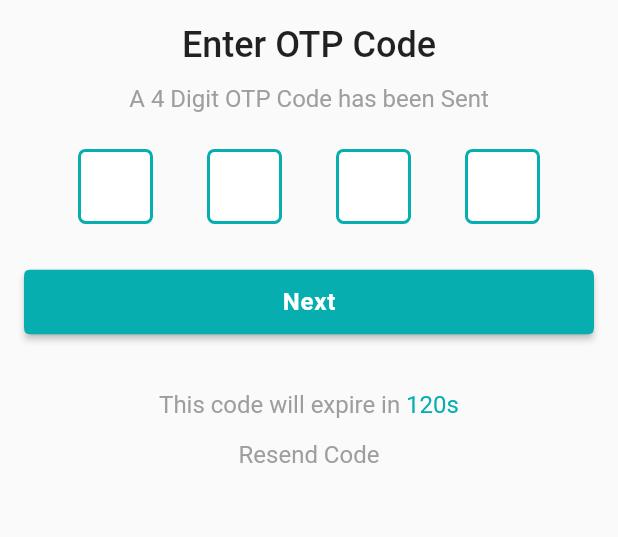
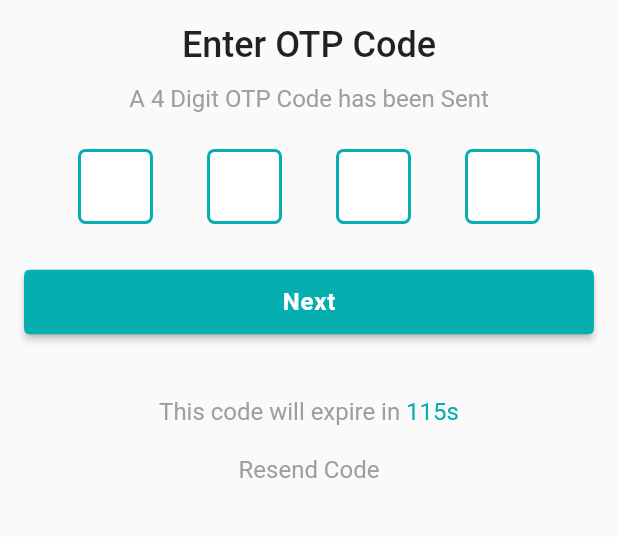
Before and after one commit to MehadiReaz/CraftyBay, a Flutter app: the screen it shows after launch, on a phone screen of 412 x 824 dp, the part 393-930 px from its top. Run offline on Flutter 3.47's test engine with Material 2 defaults, Android fonts, the phone set to English and light mode, and no system bars; drawn by our look-alikes of pin_code_fields; our stand-ins replace flutter_svg, get.

Commit message:
otp verification screen updated

```diff
--- a/lib/presentation/ui/screens/auth/otp_verification_screen.dart
+++ b/lib/presentation/ui/screens/auth/otp_verification_screen.dart
@@ -64,9 +64,9 @@ class _OTPVerificationScreenState extends State<OTPVerificationScreen> {
                   borderRadius: BorderRadius.circular(5),
                   fieldHeight: 50,
                   fieldWidth: 50,
-                  // activeFillColor: Colors.white,
+                  activeFillColor: Colors.white,
                   inactiveColor: AppColor.primaryColor,
-                  //  activeColor: Colors.white,
+                  activeColor: AppColor.primaryColor,
                   selectedColor: AppColor.primaryColor,
                   inactiveFillColor: Colors.white,
                   selectedFillColor: Colors.white,
@@ -79,16 +79,16 @@ class _OTPVerificationScreenState extends State<OTPVerificationScreen> {
                 //errorAnimationController: errorController,
                 //controller: textEditingController,
                 onCompleted: (v) {
-                  print("Completed");
+                  // print("Completed");
                 },
                 onChanged: (value) {
-                  print(value);
-                  setState(() {
+                  // print(value);
+                  //  setState(() {
                   // currentText = value;
-                  });
+                  // });
                 },
                 beforeTextPaste: (text) {
-                  print("Allowing to paste $text");
+                  //print("Allowing to paste $text");
                   //if you return true then it will show the paste confirmation dialog. Otherwise if false, then nothing will happen.
                   //but you can show anything you want here, like your pop up saying wrong paste format or etc
                   return true;
@@ -108,26 +108,82 @@ class _OTPVerificationScreenState extends State<OTPVerificationScreen> {
               SizedBox(
                 height: 35,
               ),
-              RichText(
-                text: TextSpan(
+
+              Row(
+                mainAxisAlignment: MainAxisAlignment.center,
                 children: [
-                    TextSpan(
-                      text: 'This code will expire in ',
+                  Text(
+                    'This code will expire in ',
                     style: Theme.of(context)
                         .textTheme
                         .titleMedium
                         ?.copyWith(color: Colors.grey),
                   ),
-                    TextSpan(
-                      text: '120s',
+                  TweenAnimationBuilder<Duration>(
+                      duration: Duration(seconds: 120),
+                      tween: Tween(
+                          begin: Duration(seconds: 120), end: Duration.zero),
+                      onEnd: () {
+                        // print('Timer ended');
+                      },
+                      builder: (BuildContext context, Duration value,
+                          Widget? child) {
+                        final seconds = value.inSeconds % 120;
+                        return Padding(
+                          padding: const EdgeInsets.symmetric(vertical: 5),
+                          child: Text(
+                            '$seconds\s',
+                            textAlign: TextAlign.center,
                             style: Theme.of(context)
                                 .textTheme
                                 .titleMedium
                                 ?.copyWith(color: AppColor.primaryColor),
                           ),
+                        );
+                      }),
                 ],
               ),
-              ),
+
+              // RichText(
+              //   text: TextSpan(
+              //     children: [
+              //       TextSpan(
+              //         text: 'This code will expire in ',
+              //         style: Theme.of(context)
+              //             .textTheme
+              //             .titleMedium
+              //             ?.copyWith(color: Colors.grey),
+              //       ),
+              //       TextSpan(
+              //         text: '$endTime',
+              //         style: Theme.of(context)
+              //             .textTheme
+              //             .titleMedium
+              //             ?.copyWith(color: AppColor.primaryColor),
+              //       ),
+              //     ],
+              //   ),
+              // ),
+              // TweenAnimationBuilder<Duration>(
+              //     duration: Duration(seconds: 120),
+              //     tween:
+              //         Tween(begin: Duration(seconds: 120), end: Duration.zero),
+              //     onEnd: () {
+              //       // print('Timer ended');
+              //     },
+              //     builder:
+              //         (BuildContext context, Duration value, Widget? child) {
+              //       final seconds = value.inSeconds % 120;
+              //       return Padding(
+              //           padding: const EdgeInsets.symmetric(vertical: 5),
+              //           child: Text('$seconds',
+              //               textAlign: TextAlign.center,
+              //               style: TextStyle(
+              //                   color: Colors.black,
+              //                   fontWeight: FontWeight.bold,
+              //                   fontSize: 30)));
+              //     }),
+
               TextButton(
                 onPressed: () {},
                 child: Text(
--- a/lib/presentation/ui/screens/splash_screen.dart
+++ b/lib/presentation/ui/screens/splash_screen.dart
@@ -1,3 +1,4 @@
+import 'package:e_commerce_app/presentation/ui/screens/auth/complete_profile_screen.dart';
 import 'package:e_commerce_app/presentation/ui/screens/auth/email_verification_screen.dart';
 import 'package:e_commerce_app/presentation/ui/screens/auth/otp_verification_screen.dart';
 import 'package:e_commerce_app/presentation/ui/utility/image_assets.dart';
--- a/pubspec.yaml
+++ b/pubspec.yaml
@@ -40,6 +40,7 @@ dependencies:
   get: ^4.6.6
   shared_preferences: ^2.2.2
   pin_code_fields: ^8.0.1
+  timer_count_down: ^2.2.2
 
 dev_dependencies:
   flutter_test:
```
Also changed, not shown: lib/presentation/ui/screens/auth/complete_profile_screen.dart (added, +136 -0 lines), pubspec.lock. Lines whose indentation alone changed are shown as unchanged.
